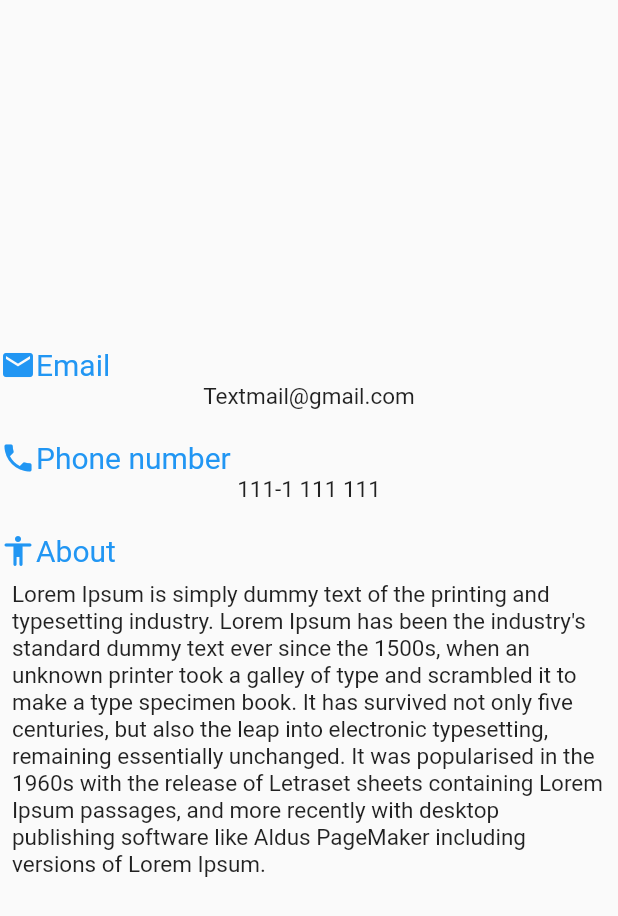
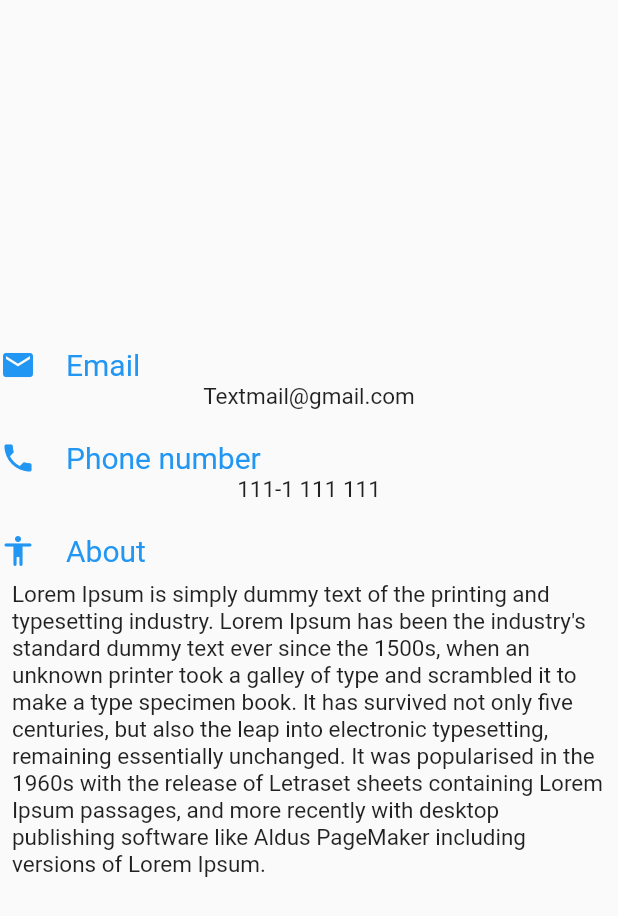
Before and after one commit to Madhurshanan/todoProject, a Flutter app: the Agenda screen opened directly, after a tap on the "account circle" icon, on a phone screen of 412 x 824 dp. Shown: the top 916 px of the screen. Run offline on Flutter 3.47's test engine with Material 2 defaults, Android fonts, the phone set to English and light mode, and no system bars.

Commit message:
Processing Home page

```diff
--- a/lib/agenda.dart
+++ b/lib/agenda.dart
@@ -1,5 +1,6 @@
 import 'package:flutter/material.dart';
 import 'package:mobileuiintern/profile.dart';
+import 'Addtodo.dart';
 
 class Agenda extends StatefulWidget {
   @override
@@ -12,11 +13,10 @@ class _AgendaState extends State<Agenda> {
     return Scaffold(
       appBar: AppBar(
         leading: IconButton(
-          onPressed:() {
-      Navigator.of(context).push(MaterialPageRoute(
-      builder: (context) => profile()
-      ));
-      },
+          onPressed: () {
+            Navigator.of(context)
+                .push(MaterialPageRoute(builder: (context) => profile()));
+          },
           icon: Icon(
             Icons.account_circle_sharp,
             size: 50.0,
@@ -25,9 +25,23 @@ class _AgendaState extends State<Agenda> {
         ),
         title: Text("Agenda"),
       ),
-      body: FloatingActionButton(
-        backgroundColor: Colors.red,
-      )
+      body: Container(
+        child: MaterialButton(
+          minWidth: double.infinity,
+          height: 60.0,
+          onPressed: () {},
+          color: Colors.purple,
+          elevation: 0,
+          shape:
+              RoundedRectangleBorder(borderRadius: BorderRadius.circular(50)),
+          child: FlatButton(
+            onPressed: () =>showDialog(context: context,
+            child: Addtodo(),
+              barrierDismissible: false,
+            ),
+          ),
+        ),
+      ),
     );
   }
 }
--- a/lib/profile.dart
+++ b/lib/profile.dart
@@ -11,33 +11,75 @@ class profile extends StatelessWidget {
           children: [
             Row(
               children: [
-                  Icon(Icons.mail,color: Colors.blue,),
-                  Text("Email",style: TextStyle(fontSize: 20.0,color: Colors.blue,),),
+                Icon(
+                  Icons.mail,
+                  color: Colors.blue,
+                ),SizedBox(
+                  width: 20.0,
+                ),
+                Text(
+                  "Email",
+                  style: TextStyle(
+                    fontSize: 20.0,
+                    color: Colors.blue,
+                  ),
+                ),
               ],
             ),
-              Text("Textmail@gmail.com",style: TextStyle(fontSize: 15.0),),
+            Text(
+              "Textmail@gmail.com",
+              style: TextStyle(fontSize: 15.0),
+            ),
             SizedBox(
               height: 20.0,
             ),
             Row(
               children: [
-                  Icon(Icons.phone,color: Colors.blue,),
-                  Text("Phone number",style: TextStyle(fontSize: 20.0,color: Colors.blue,),),
+                Icon(
+                  Icons.phone,
+                  color: Colors.blue,
+                ),SizedBox(
+                  width: 20.0,
+                ),
+                Text(
+                  "Phone number",
+                  style: TextStyle(
+                    fontSize: 20.0,
+                    color: Colors.blue,
+                  ),
+                ),
               ],
             ),
-              Text("111-1 111 111",style: TextStyle(fontSize: 15.0),),
+            Text(
+              "111-1 111 111",
+              style: TextStyle(fontSize: 15.0),
+            ),
             SizedBox(
               height: 20.0,
             ),
             Row(
               children: [
-                  Icon(Icons.accessibility_rounded,color: Colors.blue,),
-                  Text("About",style: TextStyle(fontSize: 20.0,color: Colors.blue,),),
+                Icon(
+                  Icons.accessibility_rounded,
+                  color: Colors.blue,
+                ),SizedBox(
+                  width: 20.0,
+                ),
+                Text(
+                  "About",
+                  style: TextStyle(
+                    fontSize: 20.0,
+                    color: Colors.blue,
+                  ),
+                ),
               ],
             ),
             Padding(
               padding: const EdgeInsets.all(8.0),
-                child: Text("Lorem Ipsum is simply dummy text of the printing and typesetting industry. Lorem Ipsum has been the industry's standard dummy text ever since the 1500s, when an unknown printer took a galley of type and scrambled it to make a type specimen book. It has survived not only five centuries, but also the leap into electronic typesetting, remaining essentially unchanged. It was popularised in the 1960s with the release of Letraset sheets containing Lorem Ipsum passages, and more recently with desktop publishing software like Aldus PageMaker including versions of Lorem Ipsum.",style: TextStyle(fontSize: 15.0),),
+              child: Text(
+                "Lorem Ipsum is simply dummy text of the printing and typesetting industry. Lorem Ipsum has been the industry's standard dummy text ever since the 1500s, when an unknown printer took a galley of type and scrambled it to make a type specimen book. It has survived not only five centuries, but also the leap into electronic typesetting, remaining essentially unchanged. It was popularised in the 1960s with the release of Letraset sheets containing Lorem Ipsum passages, and more recently with desktop publishing software like Aldus PageMaker including versions of Lorem Ipsum.",
+                style: TextStyle(fontSize: 15.0),
+              ),
             ),
           ],
         ),
```
Also changed, not shown: lib/Addtodo.dart (added, +48 -0 lines), lib/TodoFormWidget.dart (added, +33 -0 lines). Lines whose indentation alone changed are shown as unchanged.
